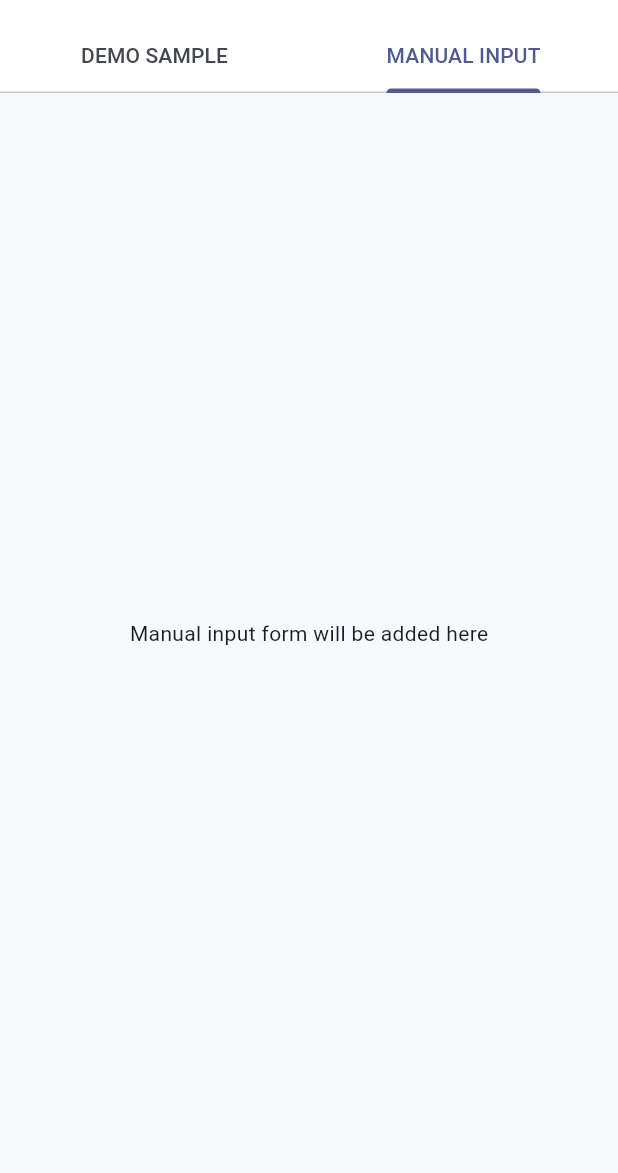
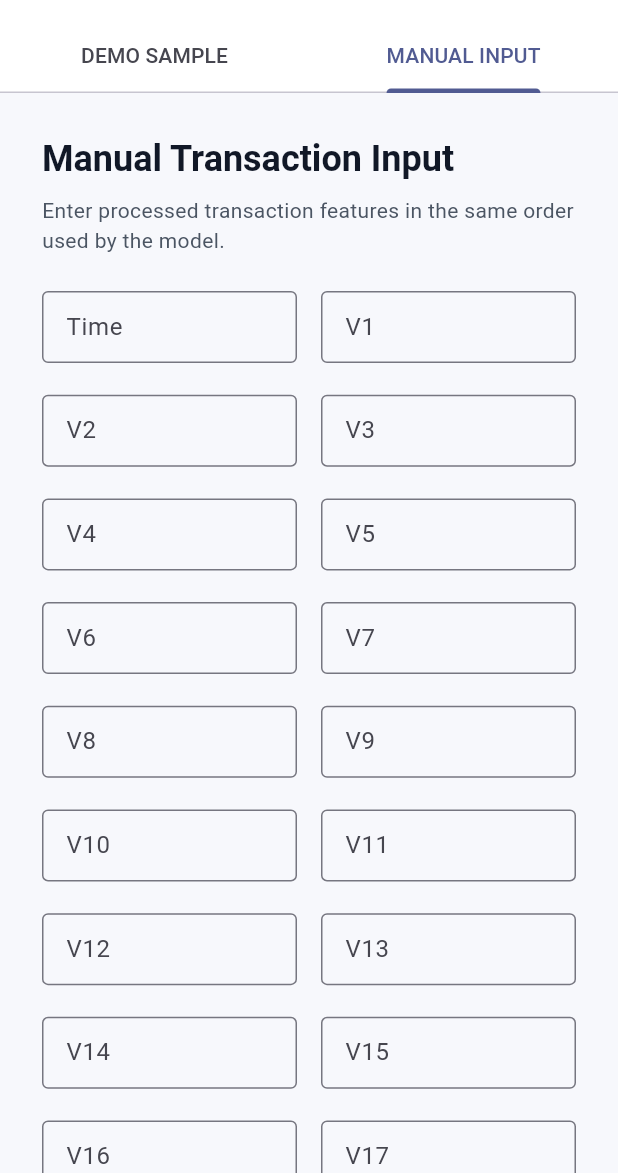
Before and after one commit to AbhishekPurbey02/fraud-detection-ml-system, a Flutter app: the PredictionScreen screen opened directly, tab 2 chosen, on a phone screen of 412 x 824 dp, the part 63-1236 px from its top. Run offline on Flutter 3.47's test engine with Material 3 defaults, Android fonts, the phone set to English and light mode, and no system bars.

Commit message:
Implemented the Manual Input tab where user can provide the input features values by their own and can predict the transactions

```diff
--- a/flutter_app/fraud_detection_app/lib/widgets/manual_input_tab.dart
+++ b/flutter_app/fraud_detection_app/lib/widgets/manual_input_tab.dart
@@ -1,12 +1,148 @@
 import 'package:flutter/material.dart';
 
-class ManualInputTab extends StatelessWidget {
+class ManualInputTab extends StatefulWidget {
   const ManualInputTab({super.key});
 
   @override
+  State<ManualInputTab> createState() => _ManualInputTabState();
+}
+
+class _ManualInputTabState extends State<ManualInputTab> {
+  final featureNames = [
+    'Time',
+    'V1',
+    'V2',
+    'V3',
+    'V4',
+    'V5',
+    'V6',
+    'V7',
+    'V8',
+    'V9',
+    'V10',
+    'V11',
+    'V12',
+    'V13',
+    'V14',
+    'V15',
+    'V16',
+    'V17',
+    'V18',
+    'V19',
+    'V20',
+    'V21',
+    'V22',
+    'V23',
+    'V24',
+    'V25',
+    'V26',
+    'V27',
+    'V28',
+    'Amount',
+  ];
+  final featureHints = [
+  'e.g. 406',
+  'e.g. -2.31', 'e.g. 1.95', 'e.g. -1.60', 'e.g. 3.99',
+  'e.g. -0.52', 'e.g. -1.42', 'e.g. -2.53', 'e.g. 1.39',
+  'e.g. -2.77', 'e.g. -2.77', 'e.g. 3.20', 'e.g. -2.89',
+  'e.g. -0.59', 'e.g. -4.28', 'e.g. 0.38', 'e.g. -1.14',
+  'e.g. -2.83', 'e.g. -0.01', 'e.g. 0.41', 'e.g. 0.12',
+  'e.g. 0.51', 'e.g. -0.03', 'e.g. -0.46', 'e.g. 0.32',
+  'e.g. 0.04', 'e.g. 0.17', 'e.g. 0.26', 'e.g. -0.14',
+  'e.g. 149.62',
+];
+
+  late final List<TextEditingController> controllers;
+
+  @override
+  void initState() {
+    super.initState();
+
+    controllers = List.generate(
+      featureNames.length,
+      (index) => TextEditingController(),
+    );
+  }
+
+  @override
+  void dispose() {
+    for (final controller in controllers) {
+      controller.dispose();
+    }
+
+    super.dispose();
+  }
+
+  @override
   Widget build(BuildContext context) {
-    return const Center(
-      child: Text('Manual input form will be added here'),
+    return SingleChildScrollView(
+      padding: const EdgeInsets.all(28),
+      child: Center(
+        child: ConstrainedBox(
+          constraints: const BoxConstraints(maxWidth: 900),
+          child: Column(
+            crossAxisAlignment: CrossAxisAlignment.start,
+            children: [
+              Text(
+                'Manual Transaction Input',
+                style: Theme.of(context).textTheme.headlineSmall?.copyWith(
+                  fontWeight: FontWeight.bold,
+                  color: const Color(0xFF111827),
+                ),
+              ),
+              const SizedBox(height: 8),
+              Text(
+                'Enter processed transaction features in the same order used by the model.',
+                style: Theme.of(context).textTheme.bodyMedium?.copyWith(
+                  color: const Color(0xFF4B5563),
+                ),
+              ),
+              const SizedBox(height: 24),
+
+              GridView.builder(
+                shrinkWrap: true,
+                physics: const NeverScrollableScrollPhysics(),
+                itemCount: featureNames.length,
+                gridDelegate: const SliverGridDelegateWithMaxCrossAxisExtent(
+                  maxCrossAxisExtent: 180,
+                  mainAxisSpacing: 16,
+                  crossAxisSpacing: 16,
+                  childAspectRatio: 3.2,
+                ),
+                itemBuilder: (context, index) {
+                  return TextField(
+                    controller: controllers[index],
+                    keyboardType: const TextInputType.numberWithOptions(
+                      decimal: true,
+                      signed: true,
+                    ),
+                    decoration: InputDecoration(
+                      labelText: featureNames[index],
+                      hintText: featureHints[index],
+                      border: const OutlineInputBorder(),
+                      isDense: true,
+                    ),
+                  );
+                },
+              ),
+
+              const SizedBox(height: 28),
+              FilledButton(
+                onPressed: () {},
+                style: FilledButton.styleFrom(
+                  backgroundColor: const Color(0xFF253B80),
+                  foregroundColor: Colors.white,
+                  padding: const EdgeInsets.symmetric(
+                    horizontal: 28,
+                    vertical: 16,
+                  ),
+                ),
+                child: const Text('Predict Transaction'),
+              ),
+            ],
+          ),
+        ),
+      ),
     );
   }
 }
```
